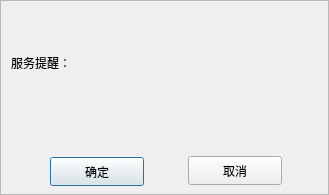
This is src/updatedialog.ui in UbuntuKylin/youker-assistant as Qt 5 draws it before an edit. The edited form follows.
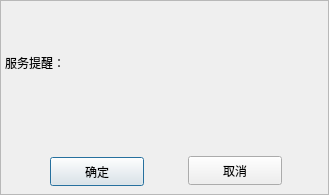
This is the edited form. Icons and pictures are not drawn.

Diff of the .ui file:
```diff
--- a/src/updatedialog.ui
+++ b/src/updatedialog.ui
@@ -65,7 +65,7 @@
   <widget class="QLabel" name="label">
    <property name="geometry">
     <rect>
-     <x>11</x>
+     <x>5</x>
      <y>55</y>
      <width>291</width>
      <height>16</height>
```
